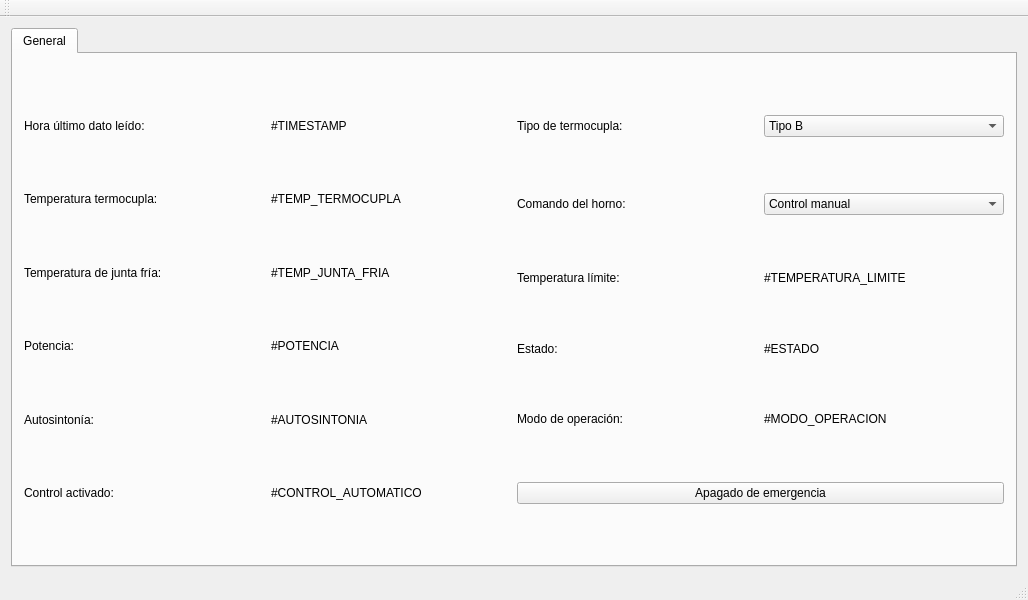
This is src/view/general_view.ui in martincrxz/induction-heater-software as Qt 5 draws it before an edit. The edited form follows.
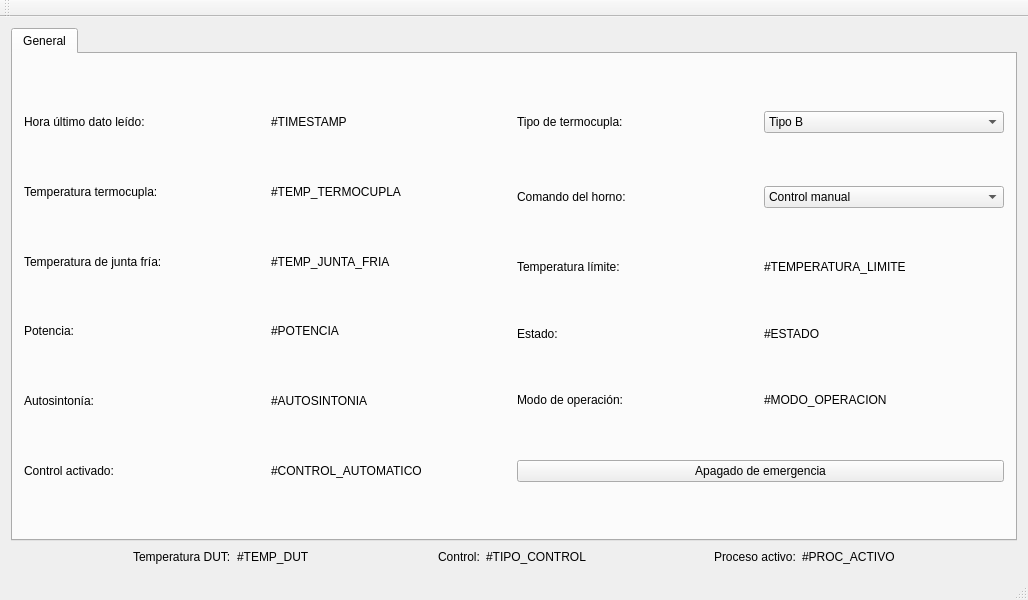
This is the edited form.

Commit message: agregando información general en un footer

```diff
--- a/src/view/general_view.ui
+++ b/src/view/general_view.ui
@@ -14,7 +14,7 @@
    <string>MainWindow</string>
   </property>
   <widget class="QWidget" name="centralWidget">
-   <layout class="QHBoxLayout" name="horizontalLayout">
+   <layout class="QVBoxLayout" name="verticalLayout_2">
     <item>
      <widget class="QTabWidget" name="tabWidget">
       <widget class="QWidget" name="generalTab">
@@ -469,6 +469,104 @@
       </widget>
      </widget>
     </item>
+    <item>
+     <layout class="QHBoxLayout" name="horizontalLayout">
+      <item>
+       <spacer name="horizontalSpacer_2">
+        <property name="orientation">
+         <enum>Qt::Horizontal</enum>
+        </property>
+        <property name="sizeHint" stdset="0">
+         <size>
+          <width>40</width>
+          <height>20</height>
+         </size>
+        </property>
+       </spacer>
+      </item>
+      <item>
+       <widget class="QLabel" name="label_6">
+        <property name="text">
+         <string>Temperatura DUT:</string>
+        </property>
+       </widget>
+      </item>
+      <item>
+       <widget class="QLabel" name="dut_temp_value">
+        <property name="text">
+         <string>#TEMP_DUT</string>
+        </property>
+       </widget>
+      </item>
+      <item>
+       <spacer name="horizontalSpacer_3">
+        <property name="orientation">
+         <enum>Qt::Horizontal</enum>
+        </property>
+        <property name="sizeHint" stdset="0">
+         <size>
+          <width>40</width>
+          <height>20</height>
+         </size>
+        </property>
+       </spacer>
+      </item>
+      <item>
+       <widget class="QLabel" name="label_4">
+        <property name="text">
+         <string>Control:</string>
+        </property>
+       </widget>
+      </item>
+      <item>
+       <widget class="QLabel" name="control_type_value">
+        <property name="text">
+         <string>#TIPO_CONTROL</string>
+        </property>
+       </widget>
+      </item>
+      <item>
+       <spacer name="horizontalSpacer_4">
+        <property name="orientation">
+         <enum>Qt::Horizontal</enum>
+        </property>
+        <property name="sizeHint" stdset="0">
+         <size>
+          <width>40</width>
+          <height>20</height>
+         </size>
+        </property>
+       </spacer>
+      </item>
+      <item>
+       <widget class="QLabel" name="label_2">
+        <property name="text">
+         <string>Proceso activo:</string>
+        </property>
+       </widget>
+      </item>
+      <item>
+       <widget class="QLabel" name="current_process">
+        <property name="text">
+         <string>#PROC_ACTIVO</string>
+        </property>
+       </widget>
+      </item>
+      <item>
+       <spacer name="horizontalSpacer">
+        <property name="orientation">
+         <enum>Qt::Horizontal</enum>
+        </property>
+        <property name="sizeHint" stdset="0">
+         <size>
+          <width>40</width>
+          <height>20</height>
+         </size>
+        </property>
+       </spacer>
+      </item>
+     </layout>
+    </item>
    </layout>
   </widget>
   <widget class="QMenuBar" name="menuBar">
```
The commit also changes 4 other files.
